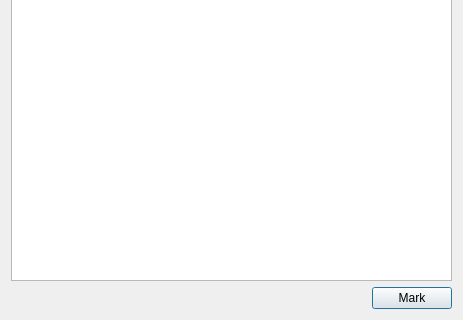
The window that Learn_Words_App_0_0_1/listwidget.ui (Sautenko-Andrey/learn_words_app) describes before a commit, drawn with Qt 5; both pictures show x 0 to 463 and y 159 to 479 of the 463 by 479 pixel window.
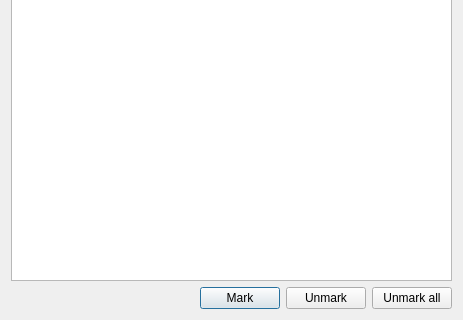
The same window after the commit.

Patch:
```diff
--- a/Learn_Words_App_0_0_1/listwidget.ui
+++ b/Learn_Words_App_0_0_1/listwidget.ui
@@ -41,6 +41,20 @@
          </property>
         </widget>
        </item>
+       <item>
+        <widget class="QPushButton" name="unmarkButton">
+         <property name="text">
+          <string>Unmark</string>
+         </property>
+        </widget>
+       </item>
+       <item>
+        <widget class="QPushButton" name="unmarkAllButton">
+         <property name="text">
+          <string>Unmark all</string>
+         </property>
+        </widget>
+       </item>
       </layout>
      </item>
     </layout>
```
